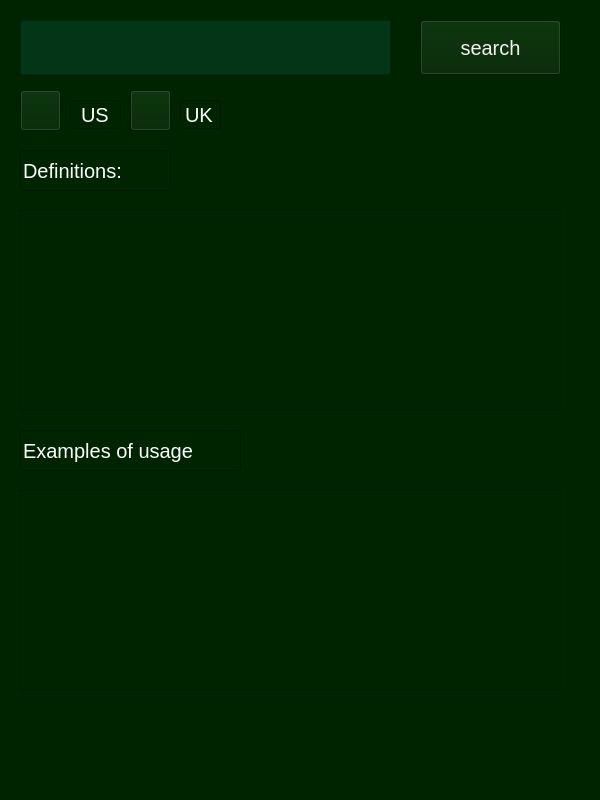
Above: WindowsGraphics/SearchWindow.ui from Skripkon/App-for-learning-English-LANGOD before the change. Below: the same form after it.
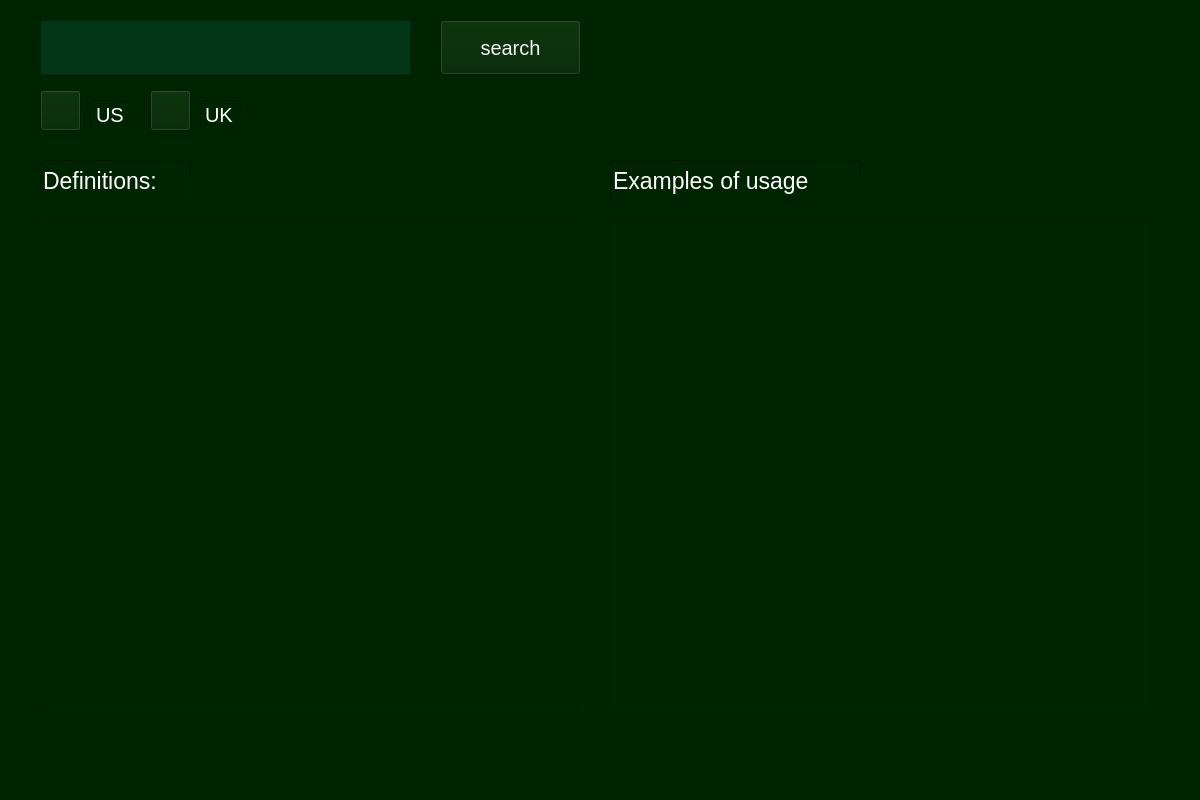
That is the form after the change. Icons and pictures are not drawn.

The edit to the form file:
```diff
--- a/WindowsGraphics/SearchWindow.ui
+++ b/WindowsGraphics/SearchWindow.ui
@@ -6,7 +6,7 @@
    <rect>
     <x>0</x>
     <y>0</y>
-    <width>600</width>
+    <width>1200</width>
     <height>800</height>
    </rect>
   </property>
@@ -21,7 +21,7 @@
    <widget class="QPushButton" name="searchbutton">
     <property name="geometry">
      <rect>
-      <x>420</x>
+      <x>440</x>
       <y>20</y>
       <width>141</width>
       <height>55</height>
@@ -40,7 +40,7 @@
    <widget class="QLineEdit" name="searchfield">
     <property name="geometry">
      <rect>
-      <x>20</x>
+      <x>40</x>
       <y>20</y>
       <width>371</width>
       <height>55</height>
@@ -60,10 +60,10 @@
    <widget class="QTextEdit" name="definitionsText">
     <property name="geometry">
      <rect>
-      <x>20</x>
-      <y>210</y>
-      <width>541</width>
-      <height>201</height>
+      <x>40</x>
+      <y>220</y>
+      <width>540</width>
+      <height>491</height>
      </rect>
     </property>
     <property name="styleSheet">
@@ -77,7 +77,7 @@
    <widget class="QPushButton" name="pronunciationUSA">
     <property name="geometry">
      <rect>
-      <x>20</x>
+      <x>40</x>
       <y>90</y>
       <width>41</width>
       <height>41</height>
@@ -108,7 +108,7 @@
    <widget class="QPushButton" name="pronunciationUK">
     <property name="geometry">
      <rect>
-      <x>130</x>
+      <x>150</x>
       <y>90</y>
       <width>41</width>
       <height>41</height>
@@ -140,9 +140,9 @@
    <widget class="QLineEdit" name="pronunciationUSAtext">
     <property name="geometry">
      <rect>
-      <x>70</x>
+      <x>90</x>
       <y>100</y>
-      <width>51</width>
+      <width>41</width>
       <height>29</height>
      </rect>
     </property>
@@ -160,7 +160,7 @@
    <widget class="QLineEdit" name="pronunciationUKtext">
     <property name="geometry">
      <rect>
-      <x>180</x>
+      <x>200</x>
       <y>100</y>
       <width>41</width>
       <height>29</height>
@@ -180,8 +180,8 @@
    <widget class="QLineEdit" name="definitionsTitle">
     <property name="geometry">
      <rect>
-      <x>20</x>
-      <y>150</y>
+      <x>40</x>
+      <y>160</y>
       <width>151</width>
       <height>41</height>
      </rect>
@@ -191,7 +191,7 @@
     </property>
     <property name="styleSheet">
      <string notr="true">color: rgb(255, 255, 255);
-font: 15pt;</string>
+font: 17pt;</string>
     </property>
     <property name="text">
      <string>Definitions:</string>
@@ -203,10 +203,10 @@
    <widget class="QTextEdit" name="usageText">
     <property name="geometry">
      <rect>
-      <x>20</x>
-      <y>490</y>
-      <width>541</width>
-      <height>201</height>
+      <x>610</x>
+      <y>220</y>
+      <width>540</width>
+      <height>491</height>
      </rect>
     </property>
     <property name="styleSheet">
@@ -220,9 +220,9 @@
    <widget class="QLineEdit" name="usageTitle">
     <property name="geometry">
      <rect>
-      <x>20</x>
-      <y>430</y>
-      <width>221</width>
+      <x>610</x>
+      <y>160</y>
+      <width>251</width>
       <height>41</height>
      </rect>
     </property>
@@ -231,7 +231,7 @@
     </property>
     <property name="styleSheet">
      <string notr="true">color: rgb(255, 255, 255);
-font: 15pt;</string>
+font: 17pt;</string>
     </property>
     <property name="text">
      <string>Examples of usage</string>
```
Left out of the diff: 2 changed lines with no effect on the pictures.
